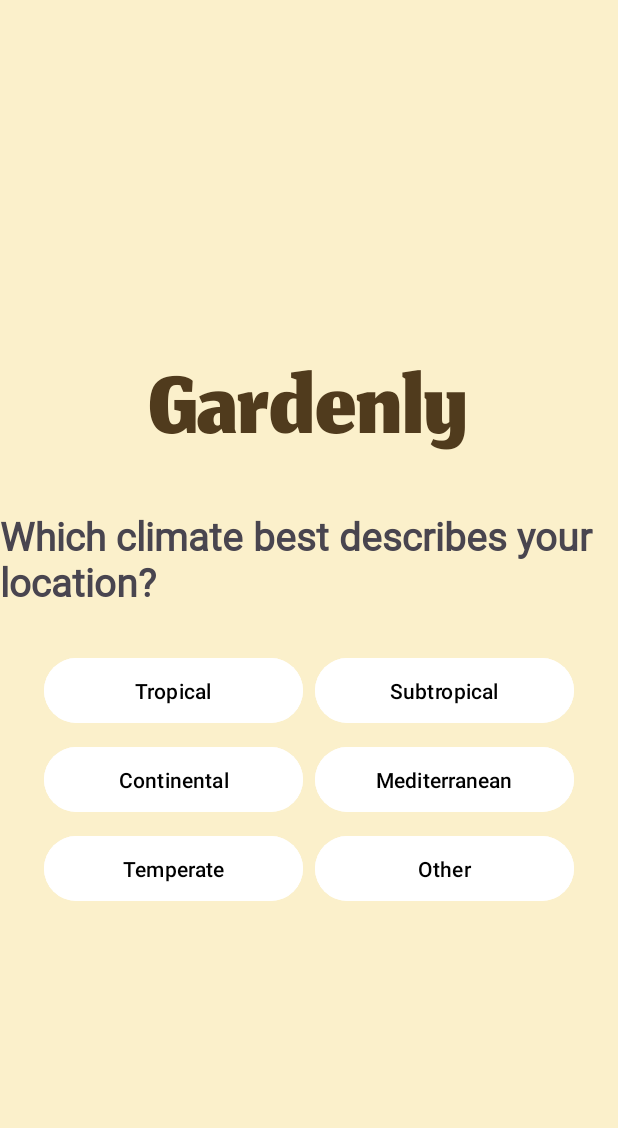
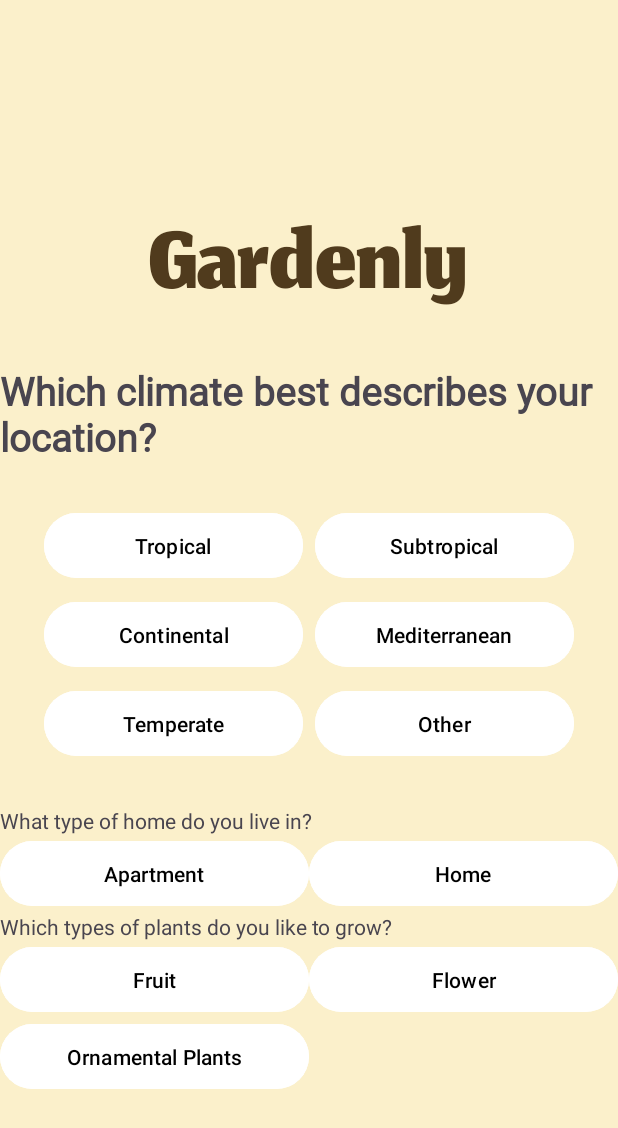
Before and after one commit to evelynnguyenh/Gardenly, an Android app: the layout activity_climate_selection.xml on its own in the app's theme, with its tools: preview values and no code run, on a phone screen of 412 x 824 dp. Shown: the top 1128 px of the screen. Run offline under Robolectric (Android 15) with nearby library versions, the phone set to English and light mode, and no system bars.

Commit message:
Initial commit

```diff
--- a/app/src/main/java/com/evelyn/MainActivity.kt
+++ b/app/src/main/java/com/evelyn/MainActivity.kt
@@ -1,10 +1,9 @@
-package com.evelyn
+package com.evelyn.gardenly
 
 import android.content.Intent
 import android.os.Bundle
 import android.widget.Button
 import androidx.appcompat.app.AppCompatActivity
-import com.evelyn.gardenly.R
 
 class MainActivity : AppCompatActivity() {
     override fun onCreate(savedInstanceState: Bundle?) {
@@ -12,7 +11,7 @@ class MainActivity : AppCompatActivity() {
         setContentView(R.layout.title_page)
 
         findViewById<Button>(R.id.startButton).setOnClickListener {
-            val intent = Intent(this, LivingConditionsActivity::class.java)
+            val intent = Intent(this, Login::class.java)
             startActivity(intent)
         }
     }
--- a/app/src/main/java/com/evelyn/activity_climate_selection.kt
+++ b/app/src/main/java/com/evelyn/activity_climate_selection.kt
@@ -9,7 +9,7 @@ import com.google.firebase.auth.FirebaseAuth
 import com.google.firebase.firestore.FieldValue
 import com.google.firebase.firestore.FirebaseFirestore
 
-class LivingConditionsActivity : AppCompatActivity() {
+class activity_climate_selection : AppCompatActivity() {
 
     // Step containers
     private lateinit var stepClimate: LinearLayout
--- a/app/src/main/res/layout/activity_climate_selection.xml
+++ b/app/src/main/res/layout/activity_climate_selection.xml
@@ -15,27 +15,27 @@
         <!-- Climate -->
     <LinearLayout
         android:id="@+id/stepClimate"
-            android:orientation="vertical"
         android:layout_width="match_parent"
         android:layout_height="wrap_content"
+        android:orientation="vertical"
         android:visibility="visible">
 
         <TextView
             android:layout_width="wrap_content"
             android:layout_height="wrap_content"
             android:layout_gravity="center_horizontal"
+            android:fontFamily="@font/dongler"
             android:text="@string/climate_question"
-                android:fontFamily="@font/dongler"
-                android:textStyle="bold"
-                android:textSize="26sp" />
+            android:textSize="26sp"
+            android:textStyle="bold" />
 
         <GridLayout
             android:layout_width="match_parent"
             android:layout_height="wrap_content"
             android:columnCount="2"
             android:gravity="center"
-                android:useDefaultMargins="true"
-                android:padding="25dp">
+            android:padding="25dp"
+            android:useDefaultMargins="true">
 
             <Button
                 android:id="@+id/btnTropical"
@@ -73,10 +73,10 @@
         <!-- House type -->
     <LinearLayout
         android:id="@+id/stepHouseType"
-            android:orientation="vertical"
         android:layout_width="match_parent"
         android:layout_height="wrap_content"
-            android:visibility="gone">
+        android:orientation="vertical"
+        android:visibility="visible">
 
         <TextView
             android:layout_width="wrap_content"
@@ -84,31 +84,29 @@
             android:text="@string/home_question" />
 
         <GridLayout
-                android:columnCount="2"
             android:layout_width="match_parent"
-                android:layout_height="wrap_content">
+            android:layout_height="wrap_content"
+            android:columnCount="2">
 
             <Button
                 android:id="@+id/btnApartment"
-                    android:text="@string/home_selection_1"
-                    android:layout_width="wrap_content"
-                    android:layout_height="wrap_content" />
+                style="@style/ClimateButton"
+                android:text="@string/home_selection_1" />
 
             <Button
                 android:id="@+id/btnDetachedHouse"
-                    android:text="@string/home_selection_2"
-                    android:layout_width="wrap_content"
-                    android:layout_height="wrap_content" />
+                style="@style/ClimateButton"
+                android:text="@string/home_selection_2" />
         </GridLayout>
     </LinearLayout>
 
         <!-- Plant type -->
     <LinearLayout
         android:id="@+id/stepInterest"
-            android:orientation="vertical"
         android:layout_width="match_parent"
         android:layout_height="wrap_content"
-            android:visibility="gone">
+        android:orientation="vertical"
+        android:visibility="visible">
 
         <TextView
             android:layout_width="wrap_content"
@@ -116,27 +114,24 @@
             android:text="@string/plant_question" />
 
         <GridLayout
-                android:columnCount="2"
             android:layout_width="match_parent"
-                android:layout_height="wrap_content">
+            android:layout_height="wrap_content"
+            android:columnCount="2">
 
             <Button
                 android:id="@+id/btnFruit"
-                    android:text="@string/plant_selection_1"
-                    android:layout_width="wrap_content"
-                    android:layout_height="wrap_content" />
+                style="@style/ClimateButton"
+                android:text="@string/plant_selection_1" />
 
             <Button
                 android:id="@+id/btnFlower"
-                    android:text="@string/plant_selection_2"
-                    android:layout_width="wrap_content"
-                    android:layout_height="wrap_content" />
+                style="@style/ClimateButton"
+                android:text="@string/plant_selection_2" />
 
             <Button
                 android:id="@+id/btnOrnamentalPlants"
-                    android:text="@string/plant_selection_3"
-                    android:layout_width="wrap_content"
-                    android:layout_height="wrap_content" />
+                style="@style/ClimateButton"
+                android:text="@string/plant_selection_3" />
         </GridLayout>
     </LinearLayout>
 
--- a/app/src/main/res/layout/title_page.xml
+++ b/app/src/main/res/layout/title_page.xml
@@ -36,7 +36,8 @@
             android:text="Start"
             android:textColor="@android:color/white"
             android:textSize="18sp"
-            android:layout_marginTop="24dp"/>
+            android:layout_marginTop="24dp"
+            />
 
     </LinearLayout>
 
```
Also changed, not shown: app/build.gradle.kts (+8 -3 lines), app/src/main/AndroidManifest.xml (+7 -14 lines), app/src/main/java/com/evelyn/Login.kt (added, +37 -0 lines), app/src/main/java/com/evelyn/gardenly/Login.kt (deleted, +0 -20 lines), app/src/main/java/com/evelyn/gardenly/MainActivity.java (deleted, +0 -24 lines), app/src/main/java/com/evelyn/gardenly/Register.kt (deleted, +0 -20 lines), gradle/libs.versions.toml (+8 -6 lines), settings.gradle.kts (+2 -10 lines), 1 other file. Lines whose indentation alone changed are shown as unchanged.
